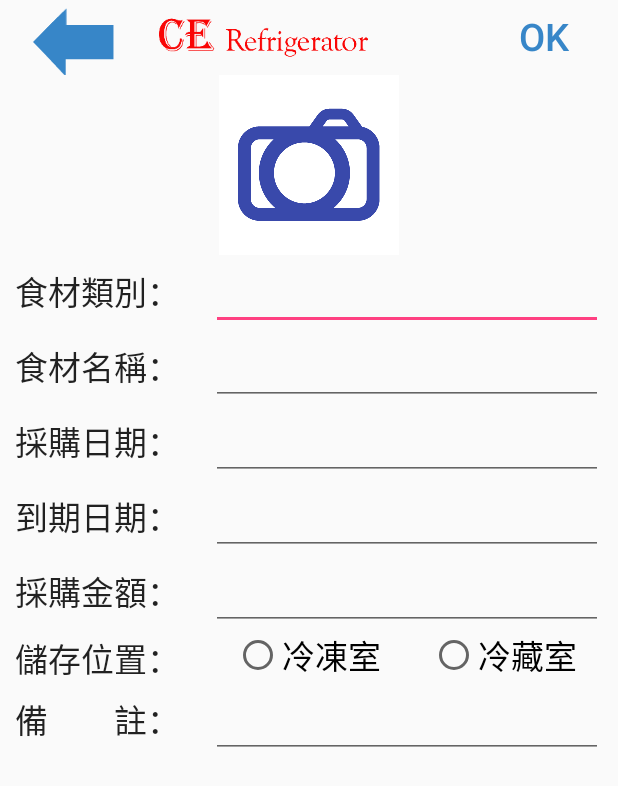
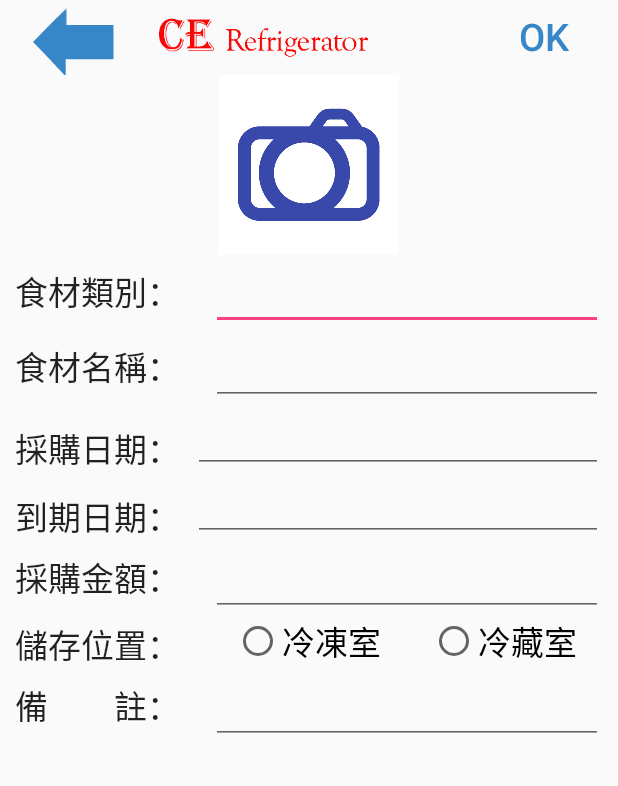
Before and after one commit to chrislai0621/Ce_Refrigerator, an Android app: the Item screen opened directly, with no data from a screen before it, on a phone screen of 412 x 824 dp. Shown: the top 786 px of the screen. Run offline under Robolectric (Android 15) with nearby library versions, the phone set to English and light mode, and no system bars.

```diff
--- a/app/src/main/java/com/example/student/ce_refrigerator/SubCategory.java
+++ b/app/src/main/java/com/example/student/ce_refrigerator/SubCategory.java
@@ -62,7 +62,7 @@ TextView tvCategory;
         tvCategory  =(TextView)findViewById(R.id.tvCategory);
         SubCategorydialog = new FoodCategoryFragment();
         registerForContextMenu(listview);//設定listview有menu
-        tvCategory.setText("食品大類："+ categoryName);
+        tvCategory.setText("食材類別："+ categoryName);
 
     }
 
--- a/app/src/main/res/layout/activity_category.xml
+++ b/app/src/main/res/layout/activity_category.xml
@@ -10,6 +10,10 @@
         android:layout_height="wrap_content"
         android:layout_width="wrap_content"
         layout="@layout/header"></include>
+    <TextView
+        android:layout_width="wrap_content"
+        android:layout_height="wrap_content"
+        android:text="食材類別"/>
     <ListView android:id="@+id/lvCategory"
         android:layout_width="match_parent"
         android:layout_height="match_parent" />
--- a/app/src/main/res/layout/activity_item.xml
+++ b/app/src/main/res/layout/activity_item.xml
@@ -57,7 +57,13 @@
             style="@style/ItemDetails_TextView"
             android:text="@string/productionDate" />
 
-        <EditText style="@style/ItemDetails_EditViewDate" />
+        <EditText
+            android:id="@+id/editText2"
+            android:layout_width="wrap_content"
+            android:layout_height="wrap_content"
+            android:layout_weight="1"
+            android:ems="10"
+            android:inputType="date" />
 
     </LinearLayout>
 
@@ -70,7 +76,13 @@
             style="@style/ItemDetails_TextView"
             android:text="@string/ExpirationDate" />
 
-        <EditText style="@style/ItemDetails_EditViewDate" />
+        <EditText
+            android:id="@+id/editText3"
+            android:layout_width="wrap_content"
+            android:layout_height="wrap_content"
+            android:layout_weight="1"
+            android:ems="10"
+            android:inputType="date" />
 
     </LinearLayout>
 
```
